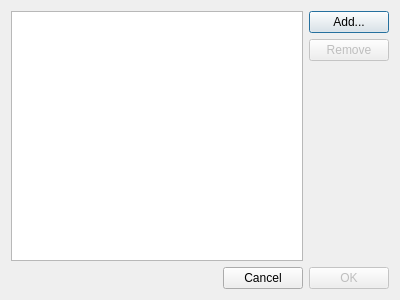
The window that loaddialog.ui (baz1/TiffHDR) describes before a commit, drawn with Qt 5.
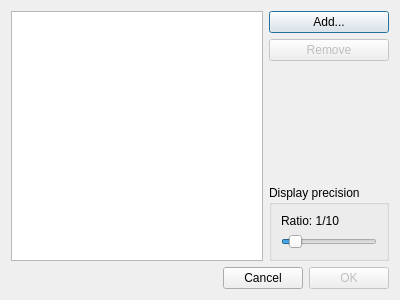
The same window after the commit.

Commit message: Precision slider

```diff
--- a/loaddialog.ui
+++ b/loaddialog.ui
@@ -51,6 +51,38 @@
          </property>
         </spacer>
        </item>
+       <item>
+        <widget class="QGroupBox" name="groupBox">
+         <property name="title">
+          <string>Display precision</string>
+         </property>
+         <layout class="QVBoxLayout" name="verticalLayout_3">
+          <item>
+           <widget class="QLabel" name="ratioLabel">
+            <property name="text">
+             <string>Ratio: 1/10</string>
+            </property>
+           </widget>
+          </item>
+          <item>
+           <widget class="QSlider" name="ratioSlider">
+            <property name="minimum">
+             <number>1</number>
+            </property>
+            <property name="maximum">
+             <number>99</number>
+            </property>
+            <property name="value">
+             <number>10</number>
+            </property>
+            <property name="orientation">
+             <enum>Qt::Horizontal</enum>
+            </property>
+           </widget>
+          </item>
+         </layout>
+        </widget>
+       </item>
       </layout>
      </item>
     </layout>
```
The commit also changes 2 other files.
